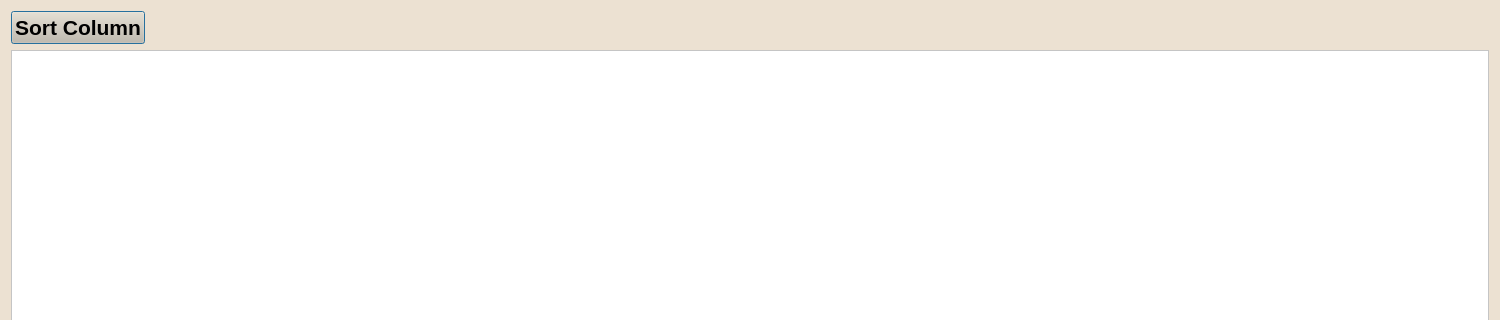
Qt form ui/soldinventoryviewer.ui (EtoDrowsy/CS499) before a commit; both pictures show x 0 to 1500 and y 0 to 320 of the 1500 by 720 pixel window.
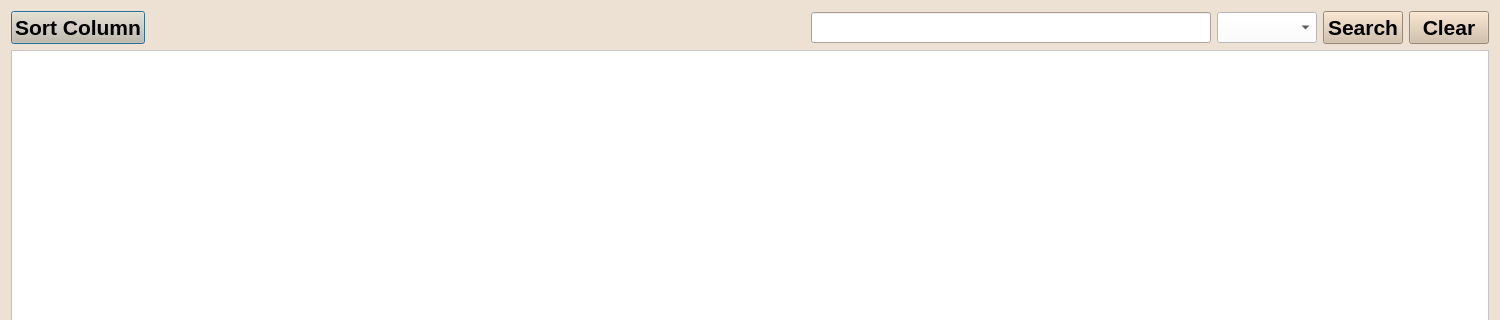
The same form after that commit.

Commit message: Formatting changes, code cleanup, added search button to sales viewer

```diff
--- a/ui/soldinventoryviewer.ui
+++ b/ui/soldinventoryviewer.ui
@@ -120,6 +120,97 @@
        </property>
       </widget>
      </item>
+     <item>
+      <spacer name="horizontalSpacer">
+       <property name="orientation">
+        <enum>Qt::Orientation::Horizontal</enum>
+       </property>
+       <property name="sizeHint" stdset="0">
+        <size>
+         <width>40</width>
+         <height>20</height>
+        </size>
+       </property>
+      </spacer>
+     </item>
+     <item>
+      <widget class="QLineEdit" name="searchField">
+       <property name="maximumSize">
+        <size>
+         <width>400</width>
+         <height>16777215</height>
+        </size>
+       </property>
+       <property name="font">
+        <font>
+         <pointsize>14</pointsize>
+        </font>
+       </property>
+      </widget>
+     </item>
+     <item>
+      <widget class="QComboBox" name="searchComboBox">
+       <property name="maximumSize">
+        <size>
+         <width>240</width>
+         <height>16777215</height>
+        </size>
+       </property>
+       <property name="font">
+        <font>
+         <pointsize>14</pointsize>
+         <bold>false</bold>
+        </font>
+       </property>
+       <property name="styleSheet">
+        <string notr="true">color:black;background-color:white</string>
+       </property>
+      </widget>
+     </item>
+     <item>
+      <widget class="QPushButton" name="searchButton">
+       <property name="maximumSize">
+        <size>
+         <width>160</width>
+         <height>16777215</height>
+        </size>
+       </property>
+       <property name="font">
+        <font>
+         <pointsize>16</pointsize>
+         <bold>true</bold>
+        </font>
+       </property>
+       <property name="styleSheet">
+        <string notr="true">background-color:rgb(209, 188, 164);color:rgb(0, 0, 0)</string>
+       </property>
+       <property name="text">
+        <string>Search</string>
+       </property>
+      </widget>
+     </item>
+     <item>
+      <widget class="QPushButton" name="clearSearchButton">
+       <property name="maximumSize">
+        <size>
+         <width>160</width>
+         <height>16777215</height>
+        </size>
+       </property>
+       <property name="font">
+        <font>
+         <pointsize>16</pointsize>
+         <bold>true</bold>
+        </font>
+       </property>
+       <property name="styleSheet">
+        <string notr="true">background-color:rgb(209, 188, 164);color:rgb(0, 0, 0)</string>
+       </property>
+       <property name="text">
+        <string>Clear</string>
+       </property>
+      </widget>
+     </item>
     </layout>
    </item>
   </layout>
```
Left out of the diff: 4 changed lines with no effect on the pictures. The commit also changes 11 other files.
